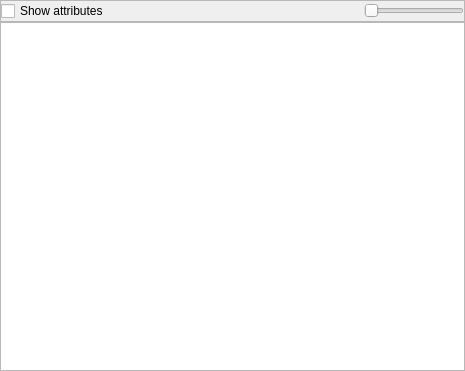
This is trunk/movida/src/movida/ui/smartview.ui in hippydream/movida as Qt 5 draws it before an edit. The edited form follows.
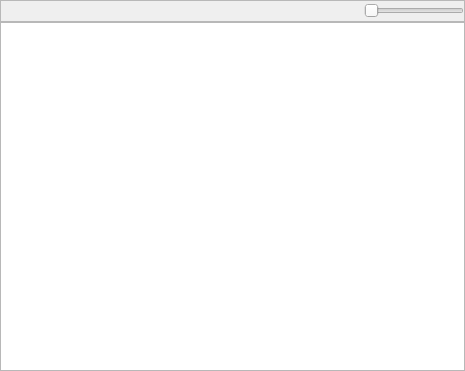
This is the edited form.

```diff
--- a/trunk/movida/src/movida/ui/smartview.ui
+++ b/trunk/movida/src/movida/ui/smartview.ui
@@ -103,13 +103,6 @@
         </property>
        </spacer>
       </item>
-      <item row="0" column="0" >
-       <widget class="QCheckBox" name="showAttributes" >
-        <property name="text" >
-         <string>Show attributes</string>
-        </property>
-       </widget>
-      </item>
      </layout>
     </widget>
    </item>
```
